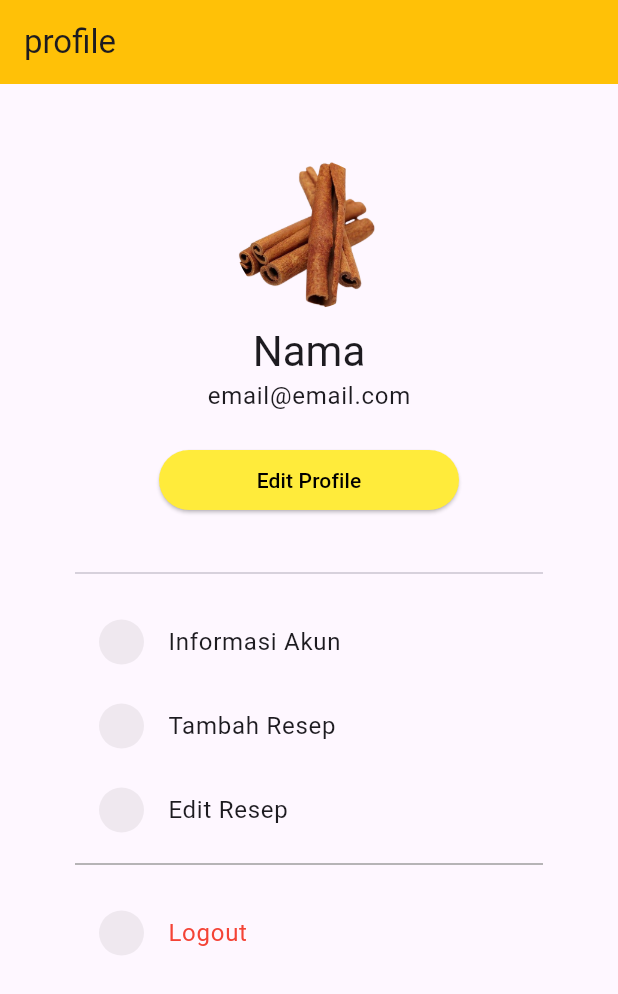
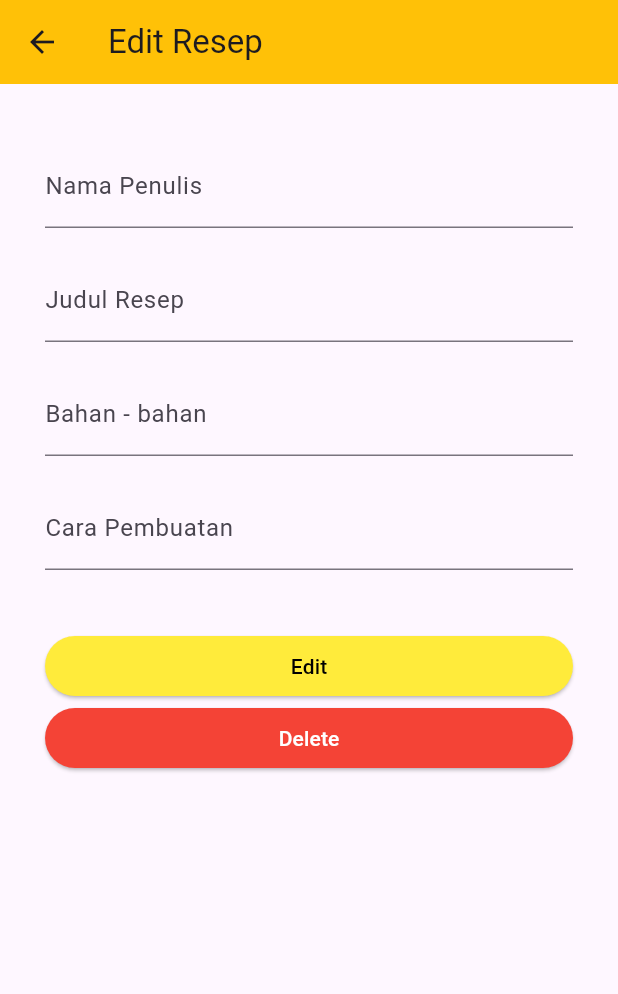
Before and after one commit to sefazi/project-mobile-flutter, a Flutter app: the screen it shows after launch, after a tap on "Edit Resep", on a phone screen of 412 x 824 dp. Shown: the top 994 px of the screen. Run offline on Flutter 3.47's test engine with Material 3 defaults, Android fonts, the phone set to English and light mode, and no system bars; our stand-ins replace animate_do, flutter_rating_bar, page_transition, shared_preferences.

Commit message:
update menu edit profile dan menu edit bahan

```diff
--- /dev/null
+++ b/lib/pages/profil/editresep.dart
@@ -0,0 +1,83 @@
+import 'package:flutter/material.dart';
+import 'package:page_transition/page_transition.dart';
+
+class Updatebahan extends StatelessWidget {
+  const Updatebahan({Key? key}) : super(key: key);
+
+  @override
+  Widget build(BuildContext context) {
+    return Scaffold(
+      appBar: AppBar(
+        title: Text('Edit Resep', style: Theme.of(context).textTheme.headline6),
+        backgroundColor: Colors.amber,
+      ),
+      body: SingleChildScrollView(
+        child: Container(
+          padding: const EdgeInsets.all(30),
+          child: Column(
+            children: [
+              const SizedBox(height: 10),
+              Form(
+                  child: Column(
+                children: [
+                  TextFormField(
+                    decoration:
+                        const InputDecoration(label: Text('Nama Penulis')),
+                  ),
+                  const SizedBox(
+                    height: 40 - 20,
+                  ),
+                  TextFormField(
+                    decoration:
+                        const InputDecoration(label: Text('Judul Resep')),
+                  ),
+                  const SizedBox(
+                    height: 40 - 20,
+                  ),
+                  TextFormField(
+                    decoration:
+                        const InputDecoration(label: Text('Bahan - bahan')),
+                  ),
+                  const SizedBox(
+                    height: 40 - 20,
+                  ),
+                  TextFormField(
+                    decoration:
+                        const InputDecoration(label: Text('Cara Pembuatan')),
+                  ),
+                  const SizedBox(
+                    height: 40,
+                  ),
+                  SizedBox(
+                    width: double.infinity,
+                    child: ElevatedButton(
+                      onPressed: () {},
+                      style: ElevatedButton.styleFrom(
+                          backgroundColor: Colors.yellow,
+                          side: BorderSide.none,
+                          shape: const StadiumBorder()),
+                      child: const Text('Edit',
+                          style: TextStyle(color: Colors.black)),
+                    ),
+                  ),
+                  SizedBox(
+                    width: double.infinity,
+                    child: ElevatedButton(
+                      onPressed: () {},
+                      style: ElevatedButton.styleFrom(
+                          backgroundColor: Colors.red,
+                          side: BorderSide.none,
+                          shape: const StadiumBorder()),
+                      child: const Text('Delete',
+                          style: TextStyle(color: Colors.white)),
+                    ),
+                  ),
+                ],
+              ))
+            ],
+          ),
+        ),
+      ),
+    );
+  }
+}
--- a/lib/pages/profil/index.dart
+++ b/lib/pages/profil/index.dart
@@ -2,6 +2,8 @@
 
 import 'package:flutter/material.dart';
 import 'package:project_mobile_flutter/pages/Login/index.dart';
+import 'package:project_mobile_flutter/pages/profil/editprofile.dart';
+import 'package:project_mobile_flutter/pages/profil/editresep.dart';
 import 'package:project_mobile_flutter/pages/profil/widget_userprofile.dart';
 import 'package:page_transition/page_transition.dart';
 // import 'package:project_mobile_flutter/pages/profil/widget_userprofile.dart';
@@ -13,7 +15,7 @@ class Profile extends StatelessWidget {
   Widget build(BuildContext context) {
     return Scaffold(
       appBar: AppBar(
-        title: Text('profile', style: Theme.of(context).textTheme.headline6),
+        title: Text('Profile', style: Theme.of(context).textTheme.headline6),
         backgroundColor: Colors.amber,
       ),
       body: SingleChildScrollView(
@@ -41,7 +43,12 @@ class Profile extends StatelessWidget {
               SizedBox(
                 width: 200,
                 child: ElevatedButton(
-                  onPressed: () {},
+                  onPressed: () {
+                    Navigator.push(
+                        context,
+                        PageTransition(
+                            type: PageTransitionType.fade, child: Update()));
+                  },
                   style: ElevatedButton.styleFrom(
                       backgroundColor: Colors.yellow,
                       side: BorderSide.none,
@@ -57,7 +64,15 @@ class Profile extends StatelessWidget {
               ///menu
               ProfileMenuWidget(title: 'Informasi Akun', onPress: () {}),
               ProfileMenuWidget(title: 'Tambah Resep', onPress: () {}),
-              ProfileMenuWidget(title: 'Edit Resep', onPress: () {}),
+              ProfileMenuWidget(
+                  title: 'Edit Resep',
+                  onPress: () {
+                    Navigator.push(
+                        context,
+                        PageTransition(
+                            type: PageTransitionType.fade,
+                            child: Updatebahan()));
+                  }),
               const Divider(
                 color: Colors.grey,
               ),
```
Also changed, not shown: lib/pages/Login/index.dart (+5 -3 lines), lib/pages/profil/editprofile.dart (added, +75 -0 lines).
